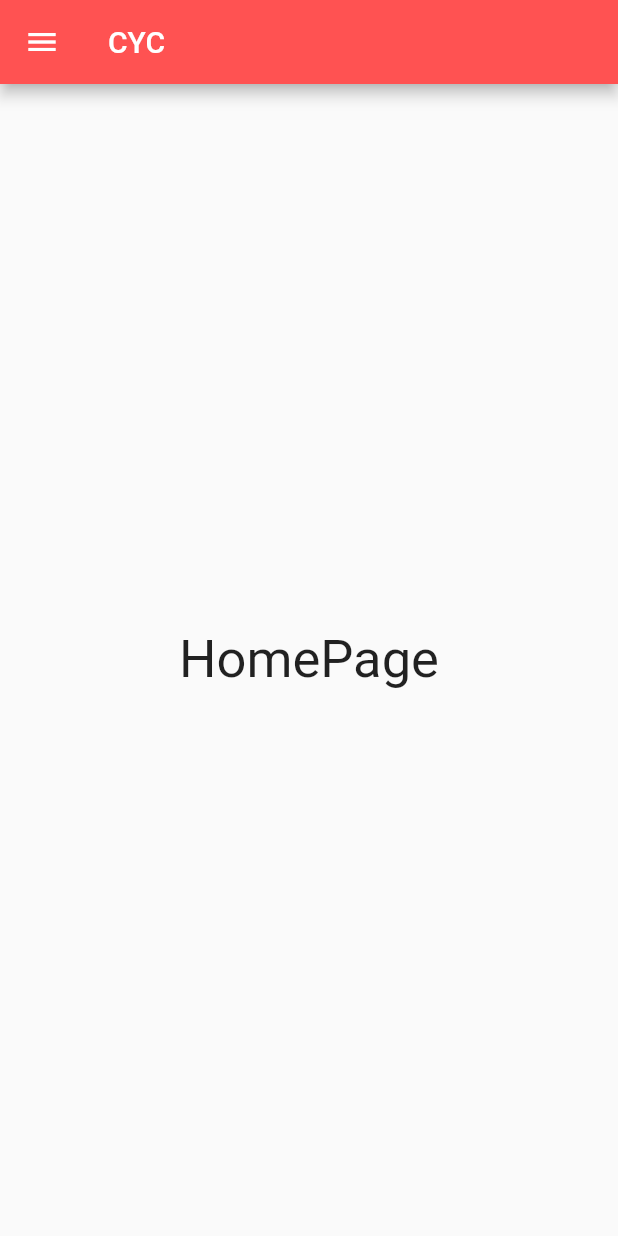
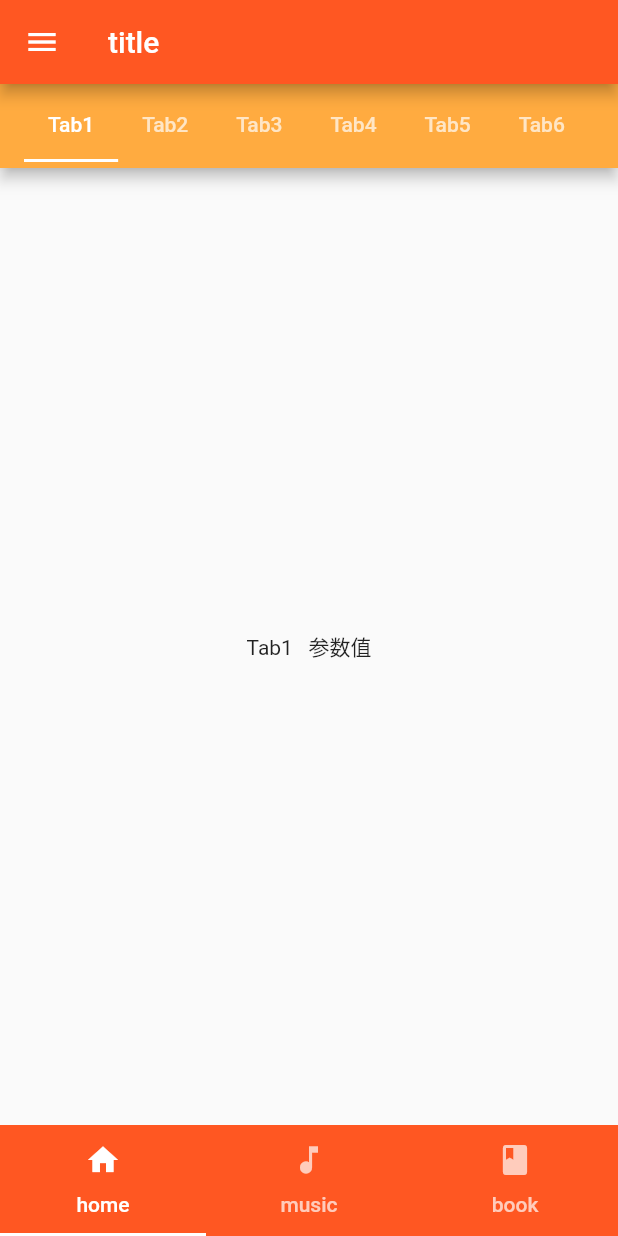
Before and after one commit to teamdevelop/appbyflutter, a Flutter app: the screen it shows after launch, on a phone screen of 412 x 824 dp. Run offline on Flutter 3.47's test engine with Material 2 defaults, Android fonts, the phone set to English and light mode, and no system bars.

Commit message:
新增上下TAB页

```diff
--- a/lib/pages/other_page.dart
+++ b/lib/pages/SidebarPage.dart
@@ -1,10 +1,10 @@
 import 'package:flutter/material.dart';
 
-class OtherPage extends StatelessWidget {
+class SidebarPage extends StatelessWidget {
 
   final String pageText;    //定义一个常量，用于保存跳转进来获取到的参数
 
-  OtherPage(this.pageText);   //构造函数，获取参数
+  SidebarPage(this.pageText);   //构造函数，获取参数
 
   @override
   Widget build(BuildContext context) {
--- /dev/null
+++ b/lib/pages/TopTabPages/TopTabPage_1.dart
@@ -0,0 +1,60 @@
+import 'package:flutter/material.dart';
+
+class TabPage1 extends StatefulWidget {
+  const TabPage1({ Key key , this.data}) : super(key: key); //构造函数中增加参数
+  final String data;    //为参数分配空间
+  @override
+  _MyTabbedPageState createState() => new _MyTabbedPageState();
+}
+
+class _MyTabbedPageState extends State<TabPage1> with SingleTickerProviderStateMixin {
+  final List<Tab> myTabs = <Tab>[
+    new Tab(text: 'Tab1'),
+    new Tab(text: 'Tab2'),
+    new Tab(text: 'Tab3'),
+    new Tab(text: 'Tab4'),
+    new Tab(text: 'Tab5'),
+    new Tab(text: 'Tab6'),
+    new Tab(text: 'Tab7'),
+    new Tab(text: 'Tab8'),
+    new Tab(text: 'Tab9'),
+    new Tab(text: 'Tab10'),
+    new Tab(text: 'Tab11'),
+
+  ];
+
+  TabController _tabController;
+
+  @override
+  void initState() {
+    super.initState();
+    _tabController = new TabController(vsync: this, length: myTabs.length);
+  }
+
+ @override
+ void dispose() {
+   _tabController.dispose();
+   super.dispose();
+ }
+
+  @override
+  Widget build(BuildContext context) {
+    return new Scaffold(
+      appBar: new AppBar(
+        backgroundColor: Colors.orangeAccent,
+        title: new TabBar(
+          controller: _tabController,
+          tabs: myTabs,
+          indicatorColor: Colors.white,
+          isScrollable: true,   //水平滚动的开关，开启后Tab标签可自适应宽度并可横向拉动，关闭后每个Tab自动压缩为总长符合屏幕宽度的等宽，默认关闭
+        ),
+      ),
+      body: new TabBarView(
+        controller: _tabController,
+        children: myTabs.map((Tab tab) {
+          return new Center(child: new Text(tab.text+'   '+widget.data)); //使用参数值
+        }).toList(),
+      ),
+    );
+  }
+}
--- a/lib/pages/home_page.dart
+++ b/lib/pages/home_page.dart
@@ -1,19 +1,55 @@
 import 'package:flutter/material.dart';
 
-import './other_page.dart';
+import './SidebarPage.dart';  //侧边栏
 
+import './TopTabPages/TopTabPage_1.dart';
+import './TopTabPages/TopTabPage_2.dart';
+import './TopTabPages/TopTabPage_3.dart';
 
 class HomePage extends StatefulWidget {
   @override
   _HomePageState createState() => new _HomePageState();
 }
 
-class _HomePageState extends State<HomePage> {
+//用于使用到了一点点的动画效果，因此加入了SingleTickerProviderStateMixin
+class _HomePageState extends State<HomePage> with SingleTickerProviderStateMixin{
+
+  //定义APP标题变量
+  // String title;
+
+  // changeTilte(String t){
+  //   setState((){
+  //     title = t;
+  //   });
+  // }
+
+  //定义底部导航项目
+  final List<Tab> _bottomTabs = <Tab>[
+    new Tab(text: 'home',icon: new Icon(Icons.home),),    //icon和text的显示顺序已经内定，如需自定义，到child属性里面加吧
+    new Tab(icon: new Icon(Icons.music_note),text: 'music',),
+    new Tab(icon: new Icon(Icons.book),text: 'book',),
+  ];
+
+  //定义底部导航Tab
+  TabController _bottomNavigation;
+
+  //初始化导航Tab控制器
+  @override
+  void initState() {
+    super.initState();
+    _bottomNavigation = new TabController(
+      vsync: this,    //动画处理参数
+      length: _bottomTabs.length    //控制Tab的数量
+      );   //底部主导航栏控制器
+  }
 
   @override
   Widget build(BuildContext context) {
     return new Scaffold(
-      appBar: new AppBar(title: new Text("CYC"), backgroundColor: Colors.redAccent,),   //头部的标题AppBar
+          appBar: new AppBar(
+            backgroundColor: Colors.deepOrange,
+            title: new Text('title'),
+          ),   //头部的标题AppBar
           drawer: new Drawer(     //侧边栏按钮Drawer
             child: new ListView(
               children: <Widget>[
@@ -43,9 +79,9 @@ class _HomePageState extends State<HomePage> {
                   decoration: new BoxDecoration(    //用一个BoxDecoration装饰器提供背景图片
                     image: new DecorationImage(
                       fit: BoxFit.fill,
-                  image: new NetworkImage('https://raw.githubusercontent.com/flutter/website/master/_includes/code/layout/lakes/images/lake.jpg')
+                      // image: new NetworkImage('https://raw.githubusercontent.com/flutter/website/master/_includes/code/layout/lakes/images/lake.jpg')
                       //可以试试图片调取自本地。调用本地资源，需要到pubspec.yaml中配置文件路径
-                  // image: new ExactAssetImage('images/lake.jpg'),
+                      image: new ExactAssetImage('images/lake.jpg'),
                     ),
                   ),
                 ),
@@ -54,7 +90,7 @@ class _HomePageState extends State<HomePage> {
                   trailing: new Icon(Icons.arrow_upward),
                   onTap: () {
                     Navigator.of(context).pop();
-                Navigator.of(context).push(new MaterialPageRoute(builder: (BuildContext context) => new OtherPage('First Page')));
+                    Navigator.of(context).push(new MaterialPageRoute(builder: (BuildContext context) => new SidebarPage('First Page')));
                   }
                 ),
                 new ListTile(   //第二个功能项
@@ -62,7 +98,7 @@ class _HomePageState extends State<HomePage> {
                   trailing: new Icon(Icons.arrow_right),
                   onTap: () {
                     Navigator.of(context).pop();
-                Navigator.of(context).push(new MaterialPageRoute(builder: (BuildContext context) => new OtherPage('Second Page')));
+                    Navigator.of(context).push(new MaterialPageRoute(builder: (BuildContext context) => new SidebarPage('Second Page')));
                   }
                 ),
                 new Divider(),    //分割线控件
@@ -74,9 +110,23 @@ class _HomePageState extends State<HomePage> {
               ],
             ),
           ),
-      body: new Center(     //中央内容部分body
-        child: new Text('HomePage',style: new TextStyle(fontSize: 35.0),),
+          body: new TabBarView(
+              controller: _bottomNavigation,
+              children:  [
+                new TabPage1(data: '参数值'),
+                new TabPage2(),
+                new TabPage3(),
+              ]
             ),
+          bottomNavigationBar: new Material(
+            color: Colors.deepOrange,   //底部导航栏主题颜色
+            child: new TabBar(
+              controller: _bottomNavigation,
+              tabs: _bottomTabs,
+              indicatorColor: Colors.white, //tab标签的下划线颜色
+            ),
+
+          )
     );
   }
 }
```
Also changed, not shown: lib/pages/TopTabPages/TopTabPage_2.dart (added, +29 -0 lines), lib/pages/TopTabPages/TopTabPage_3.dart (added, +31 -0 lines). Lines whose indentation alone changed are shown as unchanged.
